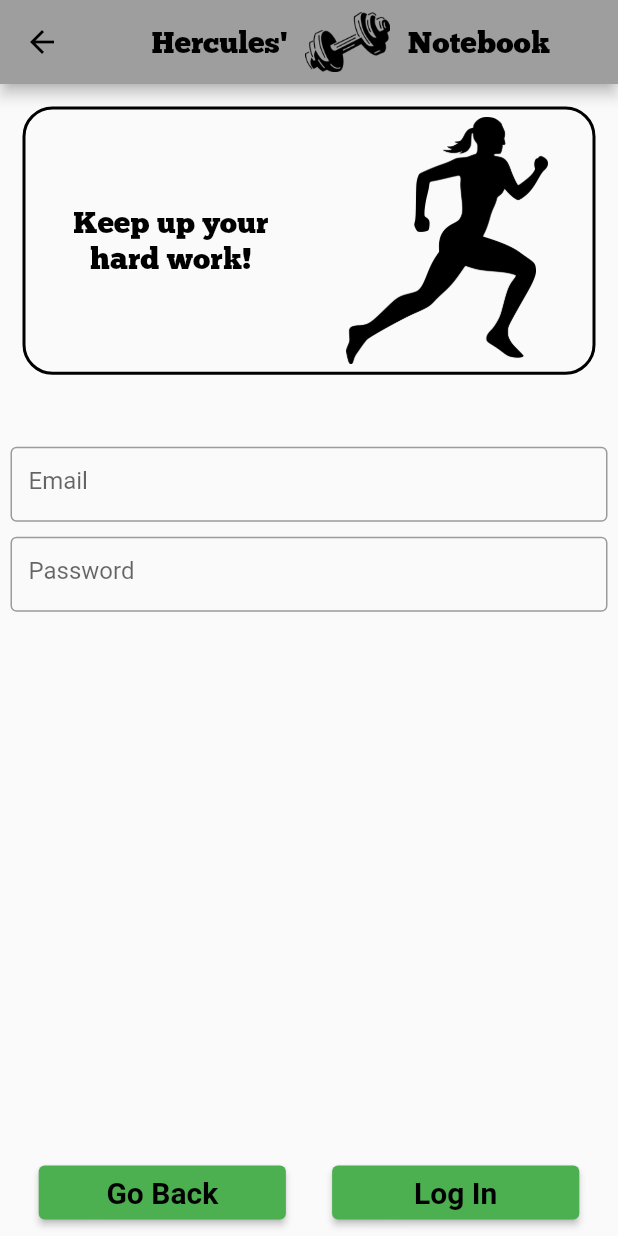
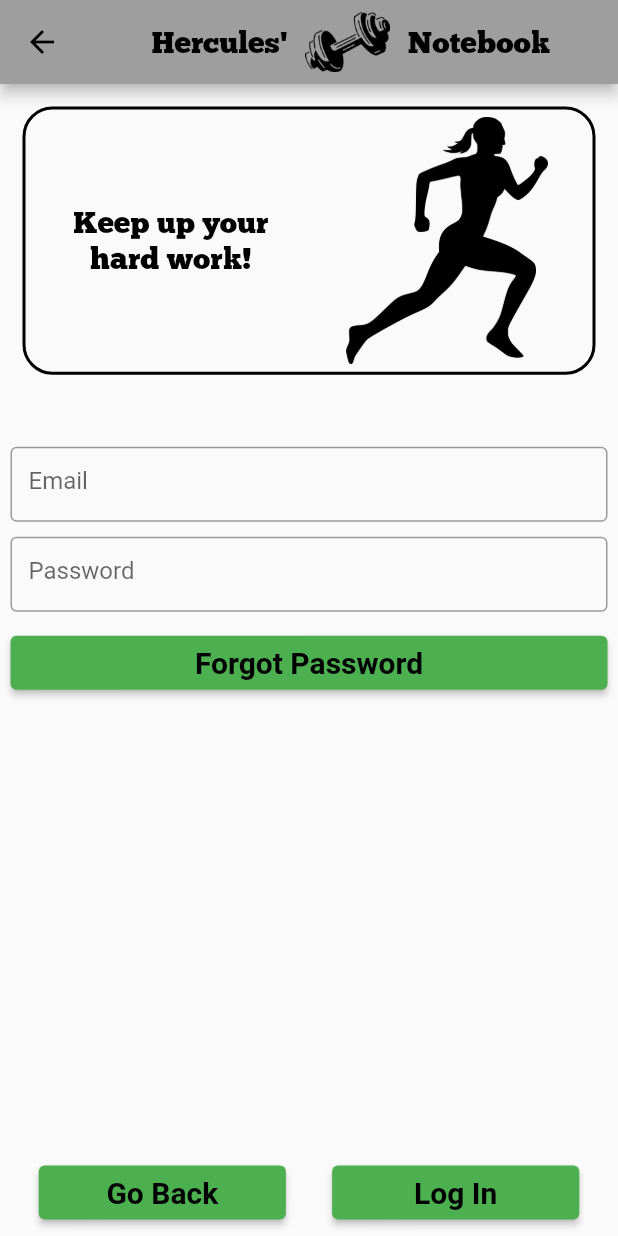
Before and after one commit to COP4331-Group15/COP4331-Workout-Planner-Mobile, a Flutter app: the LoginPage screen opened directly, on a phone screen of 412 x 824 dp. Run offline on Flutter 3.47's test engine with Material 2 defaults, Android fonts, the light colour scheme and no system bars; our stand-ins replace firebase_auth, firebase_core, table_calendar; missing offline and left inert: drag_and_drop_lists; accounts and stored records are empty; network calls fail; Roboto replaces fonts that are missing (Georgia).

Commit message:
Finalizes functionality

```diff
--- a/lib/screens/calendarpage.dart
+++ b/lib/screens/calendarpage.dart
@@ -77,6 +77,8 @@
       // This workout is generic.
       exercises = await Communication.getExercisesPerWorkout(dayWorkout.id);
     }
+
+    _selectedWorkouts.value = _getWorkoutPerDay(_selectedDay!);
     // Update the stream with the new data
     _exerciseStream.add(exercises);
 
--- a/lib/screens/login.dart
+++ b/lib/screens/login.dart
@@ -84,8 +84,7 @@
                       ),
                       focusedBorder: OutlineInputBorder(
                         borderSide: BorderSide(
-                              color: Theme.of(context).primaryColor,
-                              width: 5.0),
+                            color: Theme.of(context).primaryColor, width: 5.0),
                       ),
                       hintText: "Email",
                     ),
@@ -103,13 +102,43 @@
                       ),
                       focusedBorder: OutlineInputBorder(
                         borderSide: BorderSide(
-                              color: Theme.of(context).primaryColor,
-                              width: 5.0),
+                            color: Theme.of(context).primaryColor, width: 5.0),
                       ),
                       hintText: "Password",
                     ),
                   )),
-              ])),
+              Container(
+                  margin: EdgeInsets.all(5),
+                  child: ElevatedButton(
+                      onPressed: () {
+                        FirebaseAuth.instance
+                            .sendPasswordResetEmail(email: _email.text);
+                        showDialog(
+                            context: context,
+                            builder: (BuildContext context) {
+                              return AlertDialog(
+                                  title: Text("Email Sent"),
+                                  content: Text(
+                                    "An email has been sent to the email you entered in the email field which you can use to reset your password.",
+                                    textAlign: TextAlign.center,
+                                  ));
+                            });
+                      },
+                      style: ElevatedButton.styleFrom(
+                        primary: Colors.green,
+                        onPrimary: Colors.green[900],
+                        elevation: 2,
+                      ),
+                      child: Text(
+                        'Forgot Password',
+                        style: TextStyle(
+                            fontFamily: 'Georgia',
+                            fontWeight: FontWeight.bold,
+                            fontSize: 20,
+                            color: Colors.black),
+                      )))
+            ],
+          )),
           Row(mainAxisAlignment: MainAxisAlignment.spaceEvenly, children: [
             Container(
                 margin: const EdgeInsets.all(5.0),
```
Lines whose indentation alone changed are shown as unchanged.
